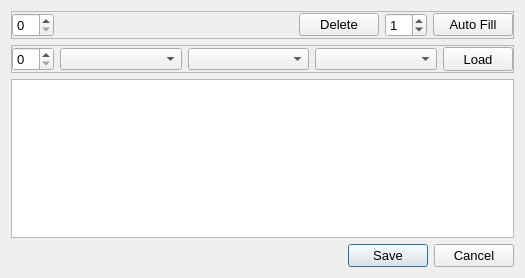
Before: the Qt Designer form queuedialog.ui in MccDv/universaltest, drawn with Qt 5.
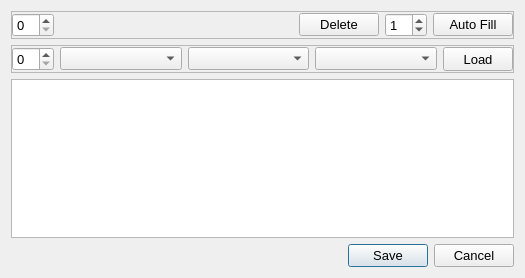
After: the same form once the commit is applied.

Commit message: Update fonts for Mac readability. Add missing stub slots for childwindow signals.

Patch:
```diff
--- a/queuedialog.ui
+++ b/queuedialog.ui
@@ -96,11 +96,6 @@
    </item>
    <item>
     <widget class="QFrame" name="fraQParams">
-     <property name="font">
-      <font>
-       <pointsize>10</pointsize>
-      </font>
-     </property>
      <property name="frameShape">
       <enum>QFrame::StyledPanel</enum>
      </property>
@@ -124,31 +119,13 @@
        <widget class="QSpinBox" name="spnQChan"/>
       </item>
       <item>
-       <widget class="QComboBox" name="cmbMode">
-        <property name="font">
-         <font>
-          <pointsize>9</pointsize>
-         </font>
-        </property>
-       </widget>
+       <widget class="QComboBox" name="cmbMode"/>
       </item>
       <item>
-       <widget class="QComboBox" name="cmbChanType">
-        <property name="font">
-         <font>
-          <pointsize>9</pointsize>
-         </font>
-        </property>
-       </widget>
+       <widget class="QComboBox" name="cmbChanType"/>
       </item>
       <item>
-       <widget class="QComboBox" name="cmbRange">
-        <property name="font">
-         <font>
-          <pointsize>9</pointsize>
-         </font>
-        </property>
-       </widget>
+       <widget class="QComboBox" name="cmbRange"/>
       </item>
       <item>
        <widget class="QPushButton" name="cmdLoad">
```
Left out of the diff: 10 changed lines with no effect on the pictures. The commit also changes 32 other files.
